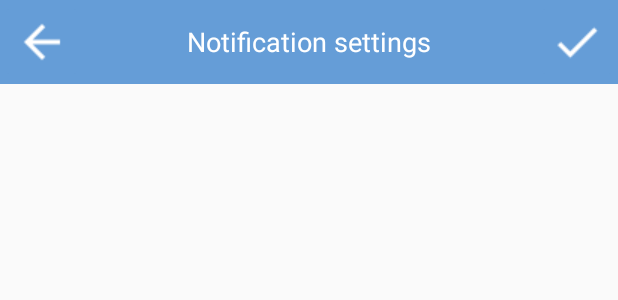
After one commit to cguzzetti/HCI-mobile, an Android app: the layout activity_notifications_settings.xml on its own in the app's theme, with its tools: preview values and no code run, on a phone screen of 412 x 824 dp. The commit adds this screen. Shown: the top 300 px of the screen. Run offline under Robolectric (Android 15) with nearby library versions, the phone set to English and light mode, and no system bars; network calls fail.

Commit message:
Esqueleto de notificaciones
Falta funcionalidad todavía

```diff
--- a/app/src/main/java/com/example/agusosimani/Homely/MainActivity.java
+++ b/app/src/main/java/com/example/agusosimani/Homely/MainActivity.java
@@ -78,9 +78,9 @@ public class MainActivity extends AppCompatActivity {
                         startActivity(helpIntent);
                         return true;
                     case R.id.settings_id:
-//                        Intent settingsIntent = new Intent(getApplicationContext(), NotificationSettings.class);
-//                        startActivity(settingsIntent);
-//                        return true;
+                        Intent settingsIntent = new Intent(getApplicationContext(), NotificationSettings.class);
+                        startActivity(settingsIntent);
+                        return true;
                 }
                 return true;
             }
--- a/app/src/main/java/com/example/agusosimani/Homely/device/DevicesTab.java
+++ b/app/src/main/java/com/example/agusosimani/Homely/device/DevicesTab.java
@@ -104,4 +104,7 @@ public class DevicesTab extends Fragment{
         return view;
     }
 
+    public static ArrayList<Device> getDevices() {
+        return devices;
+    }
 }
--- /dev/null
+++ b/app/src/main/res/layout/activity_notifications_settings.xml
@@ -0,0 +1,66 @@
+<android.support.constraint.ConstraintLayout
+    xmlns:android="http://schemas.android.com/apk/res/android"
+    xmlns:app="http://schemas.android.com/apk/res-auto"
+    android:id="@+id/constraintLayout"
+    android:layout_width="match_parent"
+    android:layout_height="match_parent">
+
+    <android.support.v7.widget.Toolbar
+        android:id="@+id/toolbar"
+        android:layout_width="match_parent"
+        android:layout_height="wrap_content"
+        android:background="@color/colorPrimary"
+        app:contentInsetLeft="0dp"
+        app:contentInsetStart="0dp">
+
+        <LinearLayout
+            android:id="@+id/header"
+            android:layout_width="match_parent"
+            android:layout_height="match_parent"
+            android:orientation="horizontal"
+            android:weightSum="100">
+
+            <ImageButton
+                android:id="@+id/back_arrow"
+                android:layout_width="82dp"
+                android:layout_height="match_parent"
+                android:layout_weight="20"
+                android:backgroundTint="@color/colorPrimary"
+                android:src="@drawable/ic_backwards"
+                android:tint="@android:color/background_light"
+                app:layout_constraintStart_toStartOf="parent"
+                app:layout_constraintTop_toTopOf="parent" />
+
+            <TextView
+                android:id="@+id/name"
+                android:layout_width="382dp"
+                android:layout_height="55dp"
+                android:layout_weight="60"
+                android:gravity="center_vertical|center_horizontal"
+                android:text="@string/notification_settings"
+                android:textAppearance="@style/TextAppearance.AppCompat"
+                android:textColor="@android:color/background_light"
+                android:textSize="@dimen/header" />
+
+            <ImageButton
+                android:id="@+id/save"
+                android:layout_width="82dp"
+                android:layout_height="match_parent"
+                android:layout_weight="20"
+                android:backgroundTint="@color/colorPrimary"
+                android:src="@drawable/ic_ok"
+                android:tint="@android:color/background_light"
+                android:visibility="visible" />
+        </LinearLayout>
+    </android.support.v7.widget.Toolbar>
+
+    <ListView
+        android:id="@+id/list_view"
+        android:layout_width="match_parent"
+        android:layout_height="wrap_content"
+        app:layout_constraintEnd_toEndOf="parent"
+        app:layout_constraintHorizontal_bias="0.0"
+        app:layout_constraintStart_toStartOf="parent"
+        app:layout_constraintTop_toBottomOf="@+id/toolbar" />
+
+</android.support.constraint.ConstraintLayout>
--- a/app/src/main/res/values/strings.xml
+++ b/app/src/main/res/values/strings.xml
@@ -16,6 +16,9 @@
     <string name="name"> Name </string>
     <string name="type">Type</string>
     <string name="add_routine">Add Routine</string>
+    <string name="changes_saved">Changes saved.</string>
+    <string name="text_off">Off</string>
+    <string name="text_on">On</string>
 
     <string-array name="types">
         <item>Lamp</item>
```
Also changed, not shown: app/src/main/AndroidManifest.xml (+7 -0 lines), app/src/main/java/com/example/agusosimani/Homely/NotificationSettings.java (added, +62 -0 lines), app/src/main/java/com/example/agusosimani/Homely/Notifications.java (added, +23 -0 lines), app/src/main/java/com/example/agusosimani/Homely/NotificationsAdapter.java (added, +107 -0 lines), app/src/main/java/com/example/agusosimani/Homely/device/Device.java (+19 -2 lines), app/src/main/res/layout/notifications_adapter.xml (added, +30 -0 lines).
